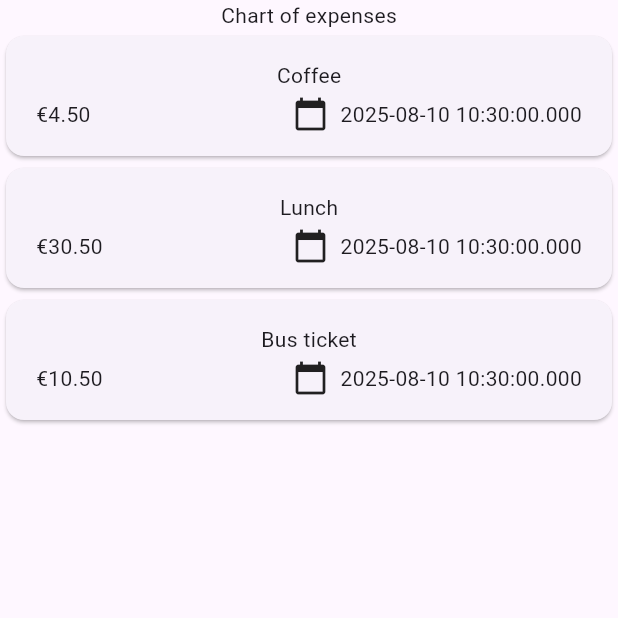
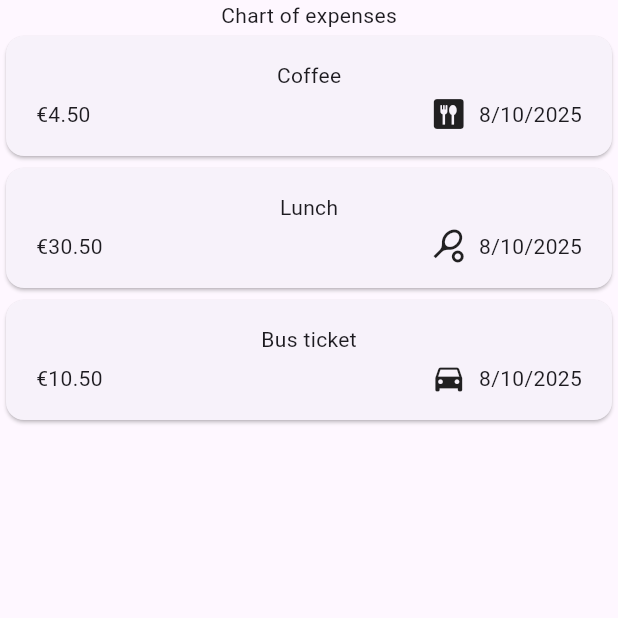
Before and after one commit to niamh-d/flutter_expense_tracker, a Flutter app: the screen it shows after launch, on a phone screen of 412 x 824 dp, the top half of it. Run offline on Flutter 3.47's test engine with Material 3 defaults, Android fonts, the phone set to English and light mode, and no system bars.

Commit message:
category icon and formatted date

```diff
--- a/lib/models/expense.dart
+++ b/lib/models/expense.dart
@@ -1,8 +1,20 @@
+import 'package:intl/intl.dart';
 import 'package:uuid/uuid.dart';
+import 'package:flutter/material.dart';
 
 const uuid = Uuid();
+final formatter = DateFormat.yMd();
 
-enum ExpenseCategory { food, home, leisure, bills, other }
+enum ExpenseCategory { food, home, leisure, bills, transport, travel }
+
+const categoryIcons = {
+  ExpenseCategory.food: Icons.dining,
+  ExpenseCategory.home: Icons.home,
+  ExpenseCategory.leisure: Icons.sports_tennis,
+  ExpenseCategory.bills: Icons.electric_bolt,
+  ExpenseCategory.transport: Icons.directions_car,
+  ExpenseCategory.travel: Icons.flight,
+};
 
 class Expense {
   Expense({
@@ -17,4 +29,6 @@ class Expense {
   final double amount;
   final DateTime date;
   final ExpenseCategory category;
+
+  get formattedDate => formatter.format(date);
 }
--- a/lib/widgets/expenses.dart
+++ b/lib/widgets/expenses.dart
@@ -28,7 +28,7 @@ class _ExpensesState extends State<Expenses> {
       date: DateTime.now(),
       title: 'Bus ticket',
       amount: 10.50,
-      category: ExpenseCategory.other,
+      category: ExpenseCategory.transport,
     ),
   ];
 
--- a/lib/widgets/expenses_list/expense_item.dart
+++ b/lib/widgets/expenses_list/expense_item.dart
@@ -21,9 +21,9 @@ class ExpenseItem extends StatelessWidget {
                 const Spacer(),
                 Row(
                   children: [
-                    const Icon(Icons.calendar_today),
+                    Icon(categoryIcons[expense.category]),
                     const SizedBox(width: 8),
-                    Text(expense.date.toString()),
+                    Text(expense.formattedDate),
                   ],
                 ),
               ],
--- a/pubspec.yaml
+++ b/pubspec.yaml
@@ -35,6 +35,7 @@ dependencies:
   # Use with the CupertinoIcons class for iOS style icons.
   cupertino_icons: ^1.0.8
   uuid: ^4.5.1
+  intl: ^0.20.2
 
 dev_dependencies:
   flutter_test:
```
Also changed, not shown: pubspec.lock.
